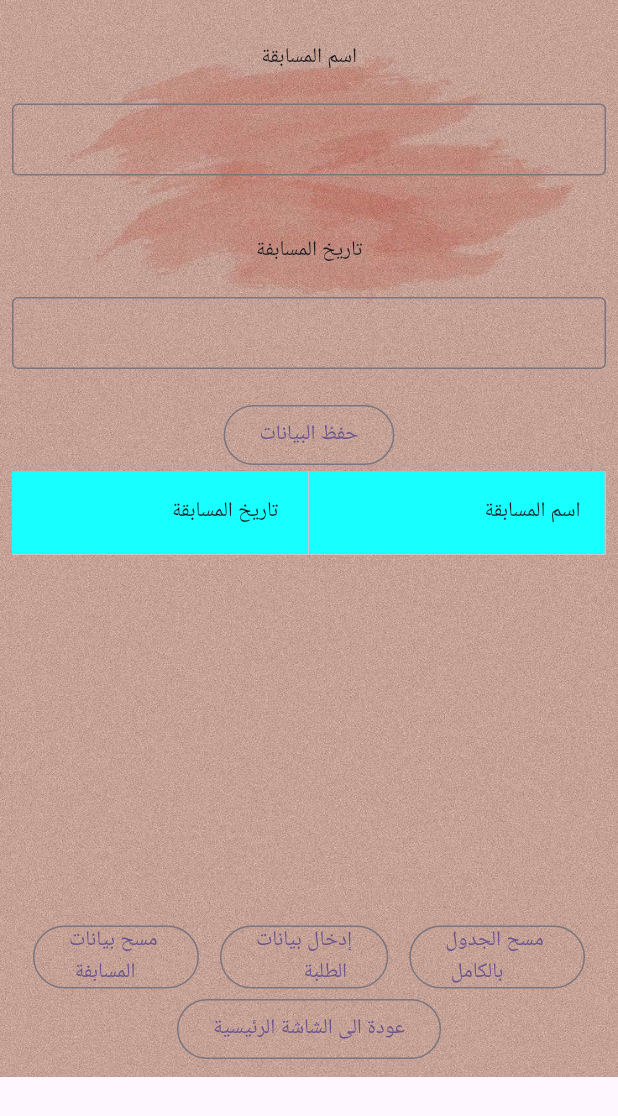
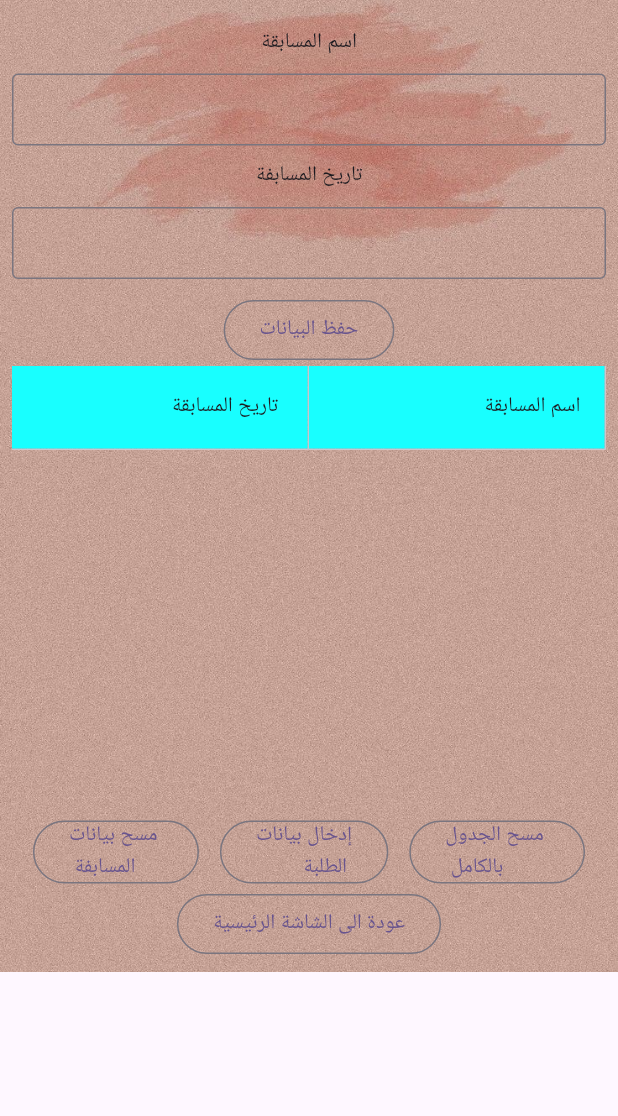
Before and after one commit to mhussin2008/quran_test, a Flutter app: the challengeEntryScreen screen opened directly, on a phone screen of 412 x 824 dp. Shown: the top 1116 px of the screen. Run offline on Flutter 3.47's test engine with Material 2 defaults, Android fonts, the phone set to English and light mode, and no system bars; drawn by our look-alikes of syncfusion_flutter_datagrid; our stand-ins replace fluttertoast, shared_preferences, sqflite; accounts and stored records are empty.

Commit message:
qary not unique working 1

```diff
--- a/lib/Screens/ChallengeEntryScreen.dart
+++ b/lib/Screens/ChallengeEntryScreen.dart
@@ -69,11 +69,11 @@ class _challengeEntryScreenState extends State<challengeEntryScreen> {
                 mainAxisAlignment: MainAxisAlignment.start,
                 children: [
                   SizedBox(
-                    height: 20,
+                    height: 10,
                   ),
                   Text('اسم المسابقة'),
                   SizedBox(
-                    height: 20,
+                    height: 10,
                   ),
                   TextFormField(
                       style: const TextStyle(height: 0.5),
@@ -83,11 +83,11 @@ class _challengeEntryScreenState extends State<challengeEntryScreen> {
                       decoration:
                           const InputDecoration(border: OutlineInputBorder())),
                   SizedBox(
-                    height: 40,
+                    height: 10,
                   ),
                   Text('تاريخ المسابفة'),
                   SizedBox(
-                    height: 20,
+                    height: 10,
                   ),
                   TextFormField(
                       style: const TextStyle(height: 0.5),
@@ -97,7 +97,7 @@ class _challengeEntryScreenState extends State<challengeEntryScreen> {
                       decoration:
                           const InputDecoration(border: OutlineInputBorder())),
                   SizedBox(
-                    height: 20,
+                    height: 10,
                   ),
                   OutlinedButton(
                       onPressed: () async {
--- a/lib/Screens/QaryDataEntry.dart
+++ b/lib/Screens/QaryDataEntry.dart
@@ -148,7 +148,7 @@ class _qaryDataEntryState extends State<qaryDataEntry> {
                     },
                     child: Text('حفظ البيانات')),
                 SizedBox(
-                  height: 20,
+                  height: 10,
                 ),
                 Container(
                   height: 200,
@@ -196,7 +196,7 @@ class _qaryDataEntryState extends State<qaryDataEntry> {
                   ].reversed.toList(),
                     ),
                 ),
-                SizedBox(height: 20,),
+                SizedBox(height: 10,),
                // Container(width: 20,color: Colors.green,),
                 Row(mainAxisAlignment: MainAxisAlignment.start ,children: [
 
```
